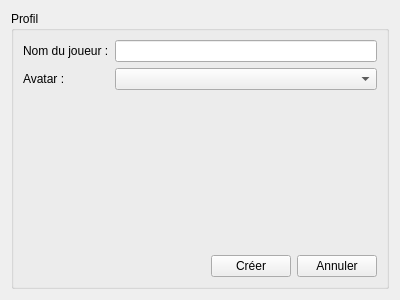
Old version of the form StreetCar/StreetCar/ProfilMenu.ui in the repository paboccard/Projet_Prog_Jeu.
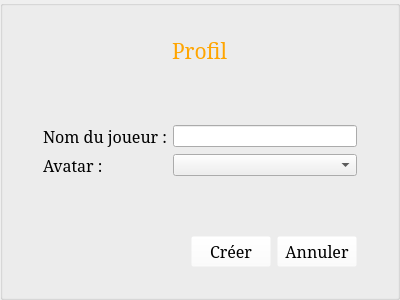
New version of the form. Icons and pictures are not drawn.

Diff of the .ui file:
```diff
--- a/StreetCar/StreetCar/ProfilMenu.ui
+++ b/StreetCar/StreetCar/ProfilMenu.ui
@@ -14,39 +14,168 @@
    <string>Form</string>
   </property>
   <layout class="QVBoxLayout" name="verticalLayout">
+   <property name="margin">
+    <number>0</number>
+   </property>
    <item>
     <widget class="QGroupBox" name="groupBox">
+     <property name="styleSheet">
+      <string notr="true">#groupBox {
+	border-image: url(:/images/menu_fond);
+}
+
+#label {
+	color: orange;
+}
+
+QPushButton {
+	background-color: rgba(255, 255, 255, 0);
+}</string>
+     </property>
      <property name="title">
-      <string>Profil</string>
+      <string/>
      </property>
      <layout class="QVBoxLayout" name="verticalLayout_2">
+      <property name="leftMargin">
+       <number>40</number>
+      </property>
+      <property name="topMargin">
+       <number>30</number>
+      </property>
+      <property name="rightMargin">
+       <number>40</number>
+      </property>
+      <property name="bottomMargin">
+       <number>30</number>
+      </property>
+      <item>
+       <layout class="QHBoxLayout" name="horizontalLayout_3">
+        <item>
+         <spacer name="horizontalSpacer_2">
+          <property name="orientation">
+           <enum>Qt::Horizontal</enum>
+          </property>
+          <property name="sizeHint" stdset="0">
+           <size>
+            <width>40</width>
+            <height>20</height>
+           </size>
+          </property>
+         </spacer>
+        </item>
+        <item>
+         <widget class="QLabel" name="label">
+          <property name="minimumSize">
+           <size>
+            <width>50</width>
+            <height>0</height>
+           </size>
+          </property>
+          <property name="font">
+           <font>
+            <family>Serif</family>
+            <pointsize>16</pointsize>
+           </font>
+          </property>
+          <property name="text">
+           <string>Profil</string>
+          </property>
+         </widget>
+        </item>
+        <item>
+         <spacer name="horizontalSpacer_3">
+          <property name="orientation">
+           <enum>Qt::Horizontal</enum>
+          </property>
+          <property name="sizeHint" stdset="0">
+           <size>
+            <width>40</width>
+            <height>20</height>
+           </size>
+          </property>
+         </spacer>
+        </item>
+       </layout>
+      </item>
+      <item>
+       <spacer name="verticalSpacer_2">
+        <property name="orientation">
+         <enum>Qt::Vertical</enum>
+        </property>
+        <property name="sizeHint" stdset="0">
+         <size>
+          <width>20</width>
+          <height>40</height>
+         </size>
+        </property>
+       </spacer>
+      </item>
       <item>
        <layout class="QFormLayout" name="formLayout">
         <property name="fieldGrowthPolicy">
          <enum>QFormLayout::AllNonFixedFieldsGrow</enum>
         </property>
-        <item row="0" column="0">
-         <widget class="QLabel" name="label">
-          <property name="text">
-           <string>Nom du joueur :</string>
-          </property>
-         </widget>
-        </item>
-        <item row="0" column="1">
-         <widget class="QLineEdit" name="lineName"/>
-        </item>
         <item row="1" column="0">
-         <widget class="QLabel" name="label_3">
+         <widget class="QLabel" name="labelName">
+          <property name="font">
+           <font>
+            <family>Serif</family>
+            <pointsize>12</pointsize>
+           </font>
+          </property>
           <property name="text">
-           <string>Avatar :</string>
+           <string>Nom du joueur :</string>
           </property>
          </widget>
         </item>
         <item row="1" column="1">
-         <widget class="QComboBox" name="comboAvatar"/>
+         <widget class="QLineEdit" name="lineName">
+          <property name="minimumSize">
+           <size>
+            <width>100</width>
+            <height>0</height>
+           </size>
+          </property>
+         </widget>
+        </item>
+        <item row="2" column="0">
+         <widget class="QLabel" name="labelAvatar">
+          <property name="font">
+           <font>
+            <family>Serif</family>
+            <pointsize>12</pointsize>
+           </font>
+          </property>
+          <property name="text">
+           <string>Avatar :</string>
+          </property>
+         </widget>
+        </item>
+        <item row="2" column="1">
+         <widget class="QComboBox" name="comboAvatar">
+          <property name="minimumSize">
+           <size>
+            <width>100</width>
+            <height>0</height>
+           </size>
+          </property>
+         </widget>
         </item>
        </layout>
       </item>
+      <item>
+       <spacer name="verticalSpacer">
+        <property name="orientation">
+         <enum>Qt::Vertical</enum>
+        </property>
+        <property name="sizeHint" stdset="0">
+         <size>
+          <width>20</width>
+          <height>40</height>
+         </size>
+        </property>
+       </spacer>
+      </item>
       <item>
        <layout class="QHBoxLayout" name="horizontalLayout">
         <item>
@@ -64,6 +193,12 @@
         </item>
         <item>
          <widget class="QPushButton" name="buttonCreate">
+          <property name="font">
+           <font>
+            <family>Serif</family>
+            <pointsize>12</pointsize>
+           </font>
+          </property>
           <property name="text">
            <string>Créer</string>
           </property>
@@ -71,6 +206,12 @@
         </item>
         <item>
          <widget class="QPushButton" name="buttonCancel">
+          <property name="font">
+           <font>
+            <family>Serif</family>
+            <pointsize>12</pointsize>
+           </font>
+          </property>
           <property name="text">
            <string>Annuler</string>
           </property>
```
